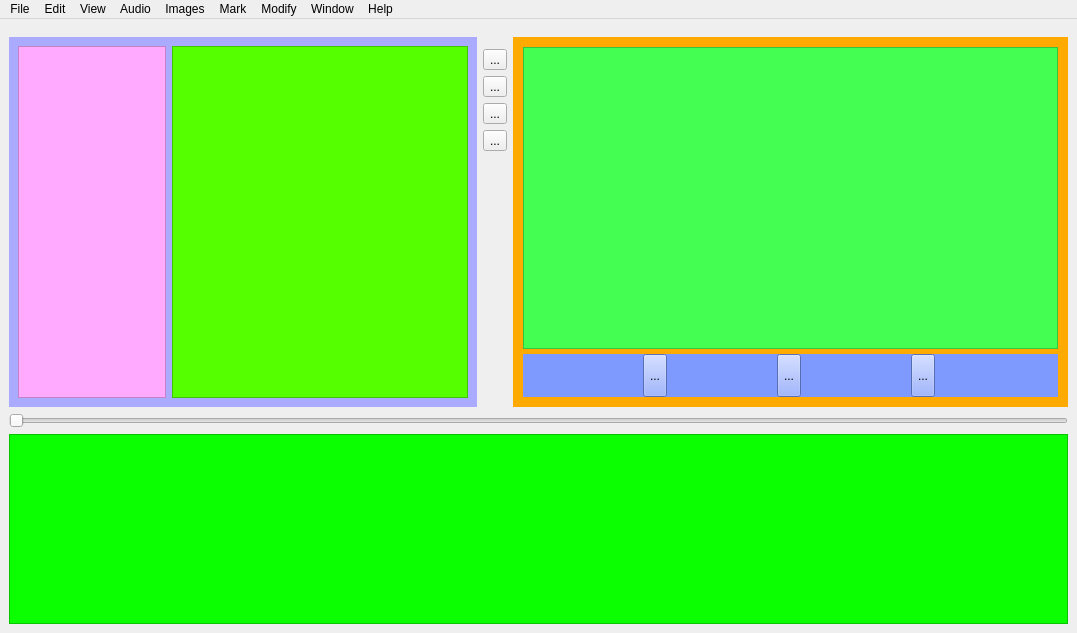
The window that src/videoeditor.ui (vrushank-agrawal/CSE201-VCREST-) describes before a commit, drawn with Qt 5.
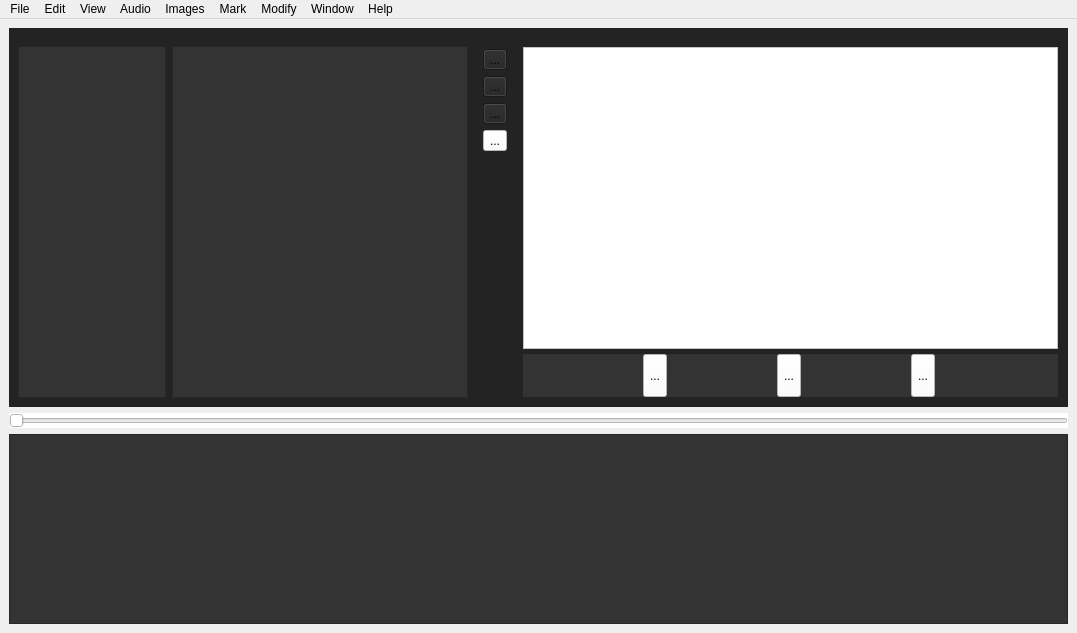
The same window after the commit. Icons and pictures are not drawn. Custom widgets are drawn as their Qt base class.

Commit message: change overall design color

```diff
--- a/src/videoeditor.ui
+++ b/src/videoeditor.ui
@@ -27,7 +27,8 @@
   </property>
   <widget class="QWidget" name="centralwidget">
    <property name="styleSheet">
-    <string notr="true">QToolTip { color: #000000; background-color: #ffffff; border: 0px; }</string>
+    <string notr="true">background: #232323;
+QToolTip { color: #ffffff; background-color: #232323; border: 0px; }</string>
    </property>
    <layout class="QVBoxLayout" name="verticalLayout_5">
     <item>
@@ -44,6 +45,9 @@
         <height>0</height>
        </size>
       </property>
+      <property name="styleSheet">
+       <string notr="true">background: #232323</string>
+      </property>
       <layout class="QHBoxLayout" name="horizontalLayout_5" stretch="0,0">
        <property name="leftMargin">
         <number>0</number>
@@ -69,7 +73,7 @@
           </size>
          </property>
          <property name="styleSheet">
-          <string notr="true">background: rgb(0, 85, 0)rgb(170, 170, 255)</string>
+          <string notr="true">background: rgb(35,35,35)</string>
          </property>
          <layout class="QHBoxLayout" name="horizontalLayout">
           <item>
@@ -87,7 +91,7 @@
              </size>
             </property>
             <property name="styleSheet">
-             <string notr="true">background: rgb(85, 255, 255)rgb(255, 170, 255)</string>
+             <string notr="true">background: rgb(51,51,51)</string>
             </property>
             <layout class="QGridLayout" name="gridLayout"/>
            </widget>
@@ -107,7 +111,7 @@
              </size>
             </property>
             <property name="styleSheet">
-             <string notr="true">background: rgb(85, 255, 0)</string>
+             <string notr="true">background: rgb(51,51,51)</string>
             </property>
            </widget>
           </item>
@@ -197,7 +201,8 @@
                 <string comment="blur the image" extracomment="ahihi">blur</string>
                </property>
                <property name="styleSheet">
-                <string notr="true">QToolTip { color: #000000; background-color: #ffffff; border: 0px; }</string>
+                <string notr="true">background: #ffffff;
+QToolTip { color: #000000; background-color: #ffffff; border: 0px; }</string>
                </property>
                <property name="text">
                 <string>...</string>
@@ -226,7 +231,8 @@
                 <string>crop</string>
                </property>
                <property name="styleSheet">
-                <string notr="true">QToolTip { color: #000000; background-color: #ffffff; border: 0px; }</string>
+                <string notr="true">background: #ffffff;
+QToolTip { color: #000000; background-color: #ffffff; border: 0px; }</string>
                </property>
                <property name="text">
                 <string>...</string>
@@ -255,7 +261,8 @@
                 <string>zoom</string>
                </property>
                <property name="styleSheet">
-                <string notr="true">QToolTip { color: #000000; background-color: #ffffff; border: 0px; }</string>
+                <string notr="true">background: #ffffff;
+QToolTip { color: #000000; background-color: #ffffff; border: 0px; }</string>
                </property>
                <property name="text">
                 <string>...</string>
@@ -280,6 +287,9 @@
                  <height>0</height>
                 </size>
                </property>
+               <property name="styleSheet">
+                <string notr="true">background: #ffffff; color: #000000;</string>
+               </property>
                <property name="text">
                 <string>...</string>
                </property>
@@ -319,7 +329,7 @@
              </size>
             </property>
             <property name="styleSheet">
-             <string notr="true">background: rgb(255, 170, 0)</string>
+             <string notr="true">background: rgb(35,35,35)</string>
             </property>
             <layout class="QVBoxLayout" name="verticalLayout_3" stretch="0,0">
              <property name="spacing">
@@ -346,7 +356,7 @@
                 </sizepolicy>
                </property>
                <property name="styleSheet">
-                <string notr="true">background:rgb(68, 255, 82)</string>
+                <string notr="true">background: #ffffff</string>
                </property>
                <property name="verticalScrollBarPolicy">
                 <enum>Qt::ScrollBarAlwaysOff</enum>
@@ -365,7 +375,7 @@
                 </sizepolicy>
                </property>
                <property name="styleSheet">
-                <string notr="true">background: rgb(126, 154, 255)</string>
+                <string notr="true">background: rgb(51,51,51)</string>
                </property>
                <layout class="QHBoxLayout" name="horizontalLayout_3">
                 <property name="spacing">
@@ -397,6 +407,9 @@
                     <height>1</height>
                    </size>
                   </property>
+                  <property name="styleSheet">
+                   <string notr="true">background: #ffffff;</string>
+                  </property>
                   <property name="text">
                    <string>...</string>
                   </property>
@@ -410,6 +423,9 @@
                     <verstretch>1</verstretch>
                    </sizepolicy>
                   </property>
+                  <property name="styleSheet">
+                   <string notr="true">background: #ffffff;</string>
+                  </property>
                   <property name="text">
                    <string>...</string>
                   </property>
@@ -423,6 +439,9 @@
                     <verstretch>0</verstretch>
                    </sizepolicy>
                   </property>
+                  <property name="styleSheet">
+                   <string notr="true">background: #ffffff;</string>
+                  </property>
                   <property name="text">
                    <string>...</string>
                   </property>
@@ -442,6 +461,9 @@
     </item>
     <item>
      <widget class="ProgressBar" name="controlSlider">
+      <property name="styleSheet">
+       <string notr="true">background: #ffffff</string>
+      </property>
       <property name="orientation">
        <enum>Qt::Horizontal</enum>
       </property>
@@ -456,7 +478,7 @@
        </sizepolicy>
       </property>
       <property name="styleSheet">
-       <string notr="true">background: rgb(12, 255, 0)</string>
+       <string notr="true">background: rgb(51,51,51); color: #ffffff;</string>
       </property>
       <property name="verticalScrollBarPolicy">
        <enum>Qt::ScrollBarAlwaysOff</enum>
```
Left out of the diff: 8 changed lines with no effect on the pictures. The commit also changes 3 other files.
